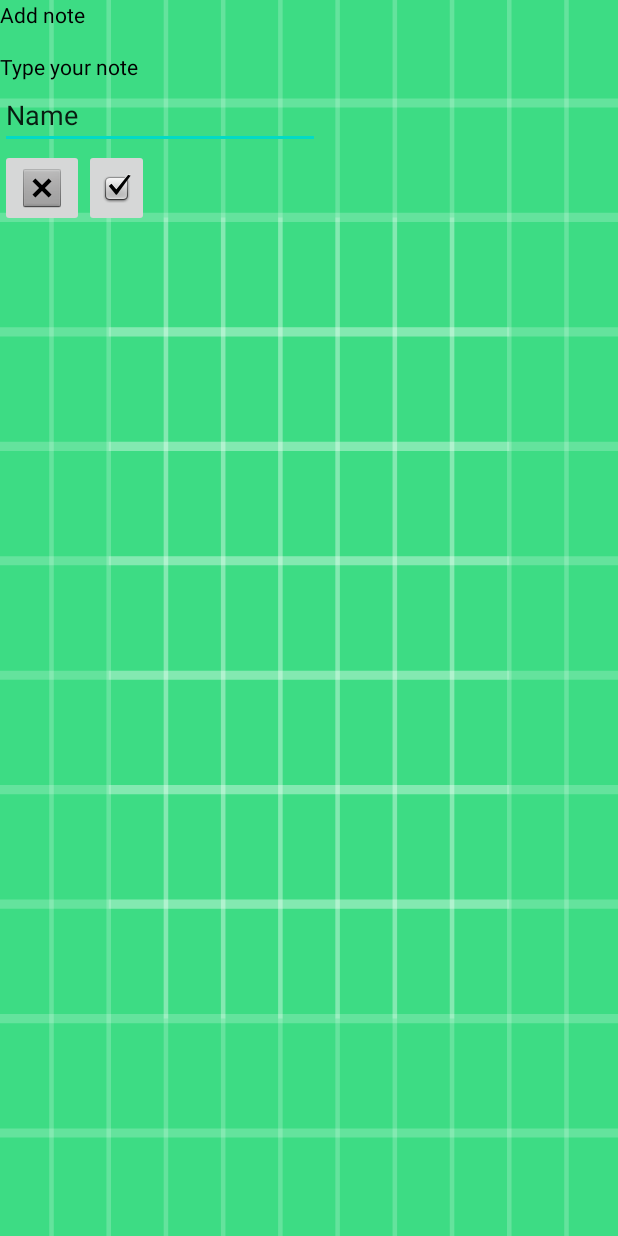
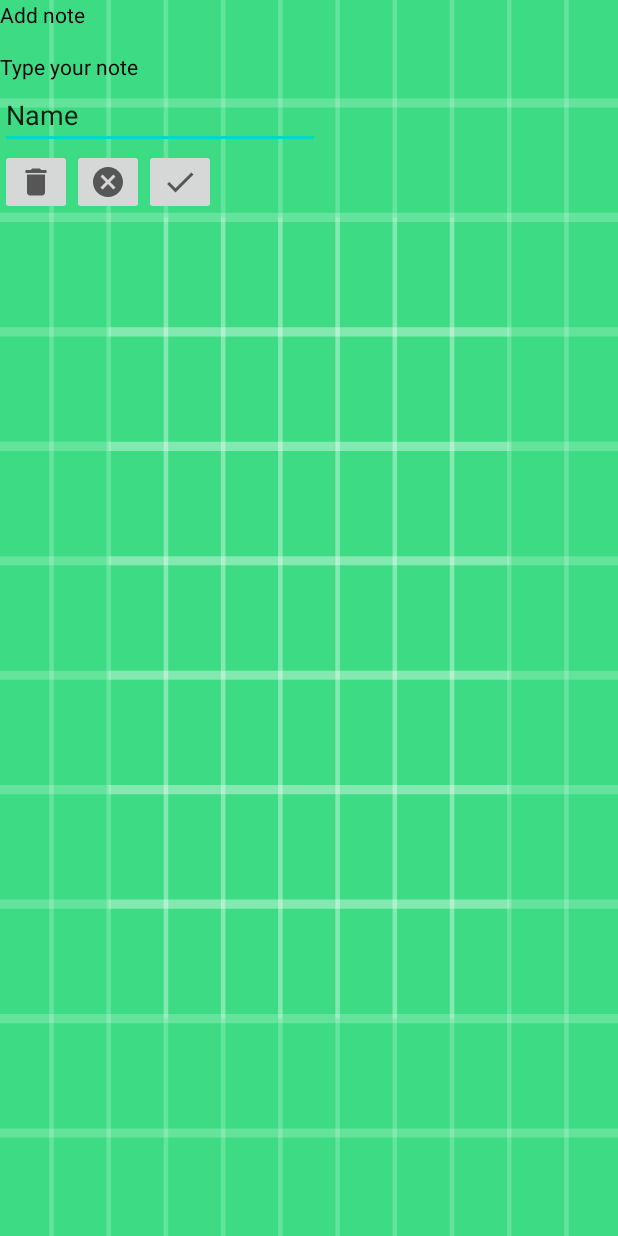
Before and after one commit to batariloa/MiniVinylCollectior, an Android app: the layout note_dialog.xml on its own in the app's theme, with its tools: preview values and no code run, on a phone screen of 412 x 824 dp. Run offline under Robolectric (Android 15) with nearby library versions, the phone set to English and light mode, and no system bars.

Commit message:
Delete note button

```diff
--- a/app/src/main/java/com/batarilo/vinylcollection/ui/dialog/NoteDialog.kt
+++ b/app/src/main/java/com/batarilo/vinylcollection/ui/dialog/NoteDialog.kt
@@ -52,5 +52,13 @@ class NoteDialog(context: Context, val record:Record, val recordRepository: Reco
         findViewById<ImageButton>(R.id.btn_close_dialog).setOnClickListener{
             dismiss()
         }
+
+        findViewById<ImageButton>(R.id.btn_delete).setOnClickListener{
+            record.note = null
+            mainActivityScope.launch {
+                recordRepository.updateRecord(record)
+            }
+            dismiss()
+        }
     }
 }
--- /dev/null
+++ b/app/src/main/res/drawable/ic_baseline_cancel_24.xml
@@ -0,0 +1,10 @@
+<vector xmlns:android="http://schemas.android.com/apk/res/android"
+    android:width="24dp"
+    android:height="24dp"
+    android:viewportWidth="24"
+    android:viewportHeight="24"
+    android:tint="?attr/colorControlNormal">
+  <path
+      android:fillColor="@android:color/white"
+      android:pathData="M12,2C6.47,2 2,6.47 2,12s4.47,10 10,10 10,-4.47 10,-10S17.53,2 12,2zM17,15.59L15.59,17 12,13.41 8.41,17 7,15.59 10.59,12 7,8.41 8.41,7 12,10.59 15.59,7 17,8.41 13.41,12 17,15.59z"/>
+</vector>
--- /dev/null
+++ b/app/src/main/res/drawable/ic_baseline_check_24.xml
@@ -0,0 +1,10 @@
+<vector xmlns:android="http://schemas.android.com/apk/res/android"
+    android:width="24dp"
+    android:height="24dp"
+    android:viewportWidth="24"
+    android:viewportHeight="24"
+    android:tint="?attr/colorControlNormal">
+  <path
+      android:fillColor="@android:color/white"
+      android:pathData="M9,16.17L4.83,12l-1.42,1.41L9,19 21,7l-1.41,-1.41z"/>
+</vector>
--- /dev/null
+++ b/app/src/main/res/drawable/ic_baseline_delete_24.xml
@@ -0,0 +1,10 @@
+<vector xmlns:android="http://schemas.android.com/apk/res/android"
+    android:width="24dp"
+    android:height="24dp"
+    android:viewportWidth="24"
+    android:viewportHeight="24"
+    android:tint="?attr/colorControlNormal">
+  <path
+      android:fillColor="@android:color/white"
+      android:pathData="M6,19c0,1.1 0.9,2 2,2h8c1.1,0 2,-0.9 2,-2V7H6v12zM19,4h-3.5l-1,-1h-5l-1,1H5v2h14V4z"/>
+</vector>
--- a/app/src/main/res/layout/note_dialog.xml
+++ b/app/src/main/res/layout/note_dialog.xml
@@ -35,17 +35,25 @@
         android:orientation="horizontal">
 
         <ImageButton
+            android:id="@+id/btn_delete"
+            android:layout_width="wrap_content"
+            android:layout_height="wrap_content"
+            android:layout_weight="1"
+            app:srcCompat="@drawable/ic_baseline_delete_24" />
+
+        <ImageButton
             android:id="@+id/btn_close_dialog"
             android:layout_width="wrap_content"
             android:layout_height="wrap_content"
-            app:srcCompat="@android:drawable/btn_dialog" />
+            app:srcCompat="@drawable/ic_baseline_cancel_24" />
 
         <ImageButton
             android:id="@+id/btn_accept"
             android:layout_width="wrap_content"
             android:layout_height="match_parent"
             android:layout_weight="1"
-            app:srcCompat="@android:drawable/checkbox_on_background" />
+            app:srcCompat="@drawable/ic_baseline_check_24" />
+
     </LinearLayout>
 
 
```
